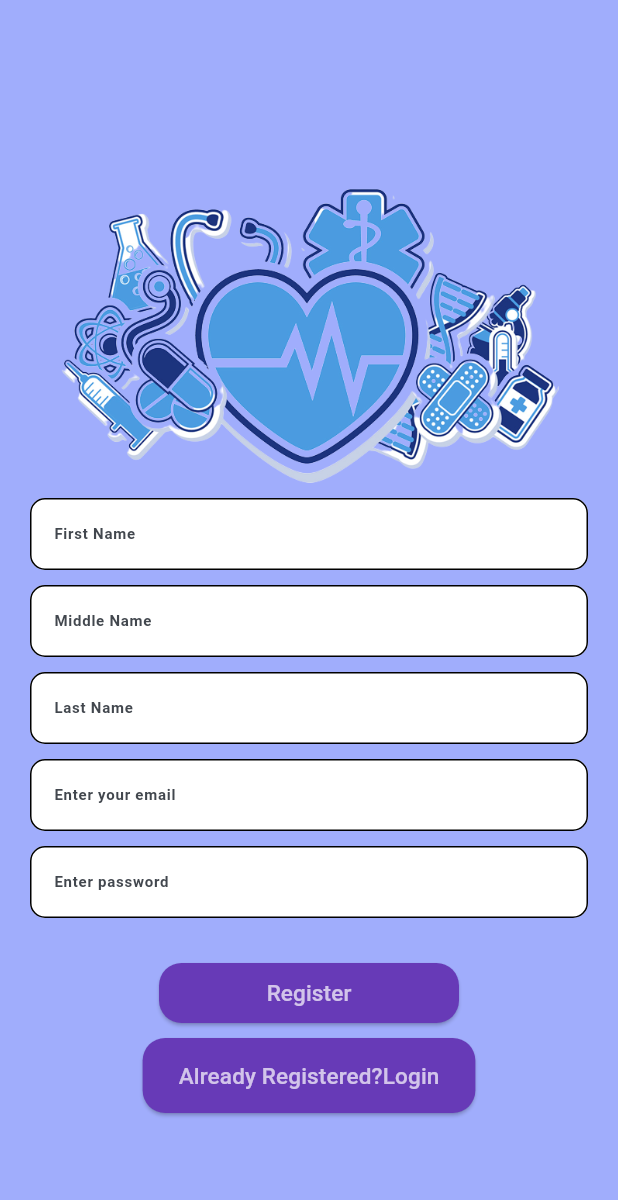
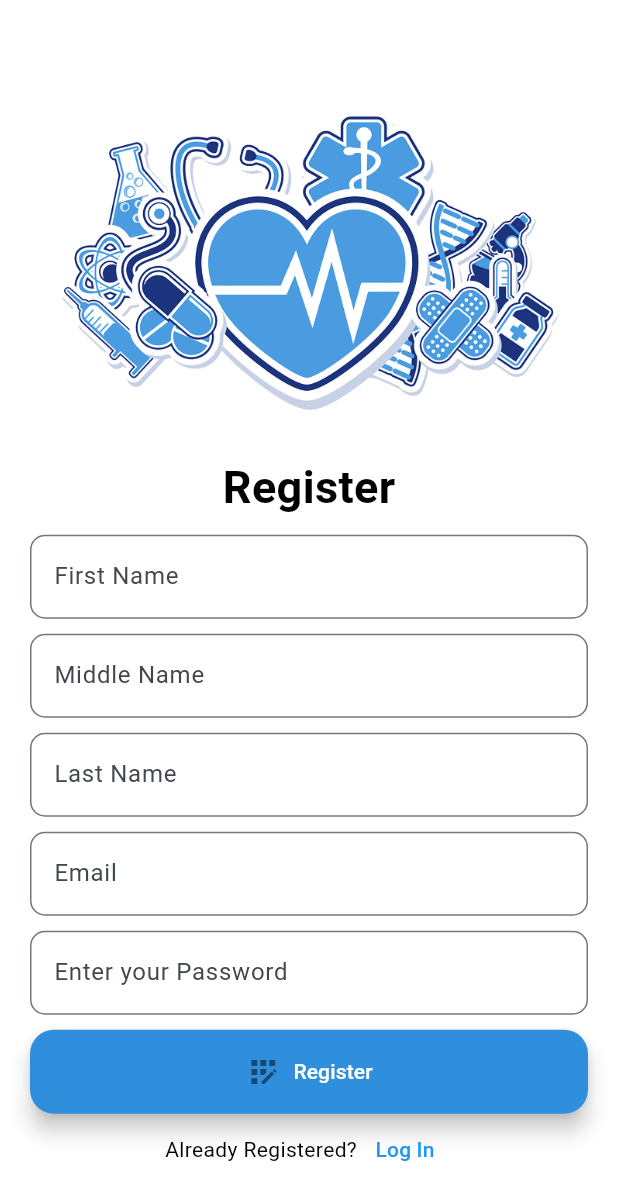
Before and after one commit to Health-Care2023/Arogya, a Flutter app: the RegisterView screen opened by its route, on a phone screen of 412 x 824 dp. Shown: the top 1200 px of the screen. Run offline on Flutter 3.47's test engine with Material 2 defaults, Android fonts, the phone set to English and light mode, and no system bars; our stand-ins replace animated_text_kit, firebase_auth, firebase_core, flutter_spinkit, pinput, speech_to_text and 1 more; accounts and stored records are empty.

Commit message:
Register UI Updated

```diff
--- a/lib/main.dart
+++ b/lib/main.dart
@@ -75,7 +75,7 @@ class HomePage extends StatelessWidget {
               return const LoginView();
             }
           // final sol = user?.emailVerified ?? false;
-          // if (sol) {
+          // if (sol) {en
           //   print("The User is verified");
           //   return const Text('Done');
           // } else {
--- a/lib/views/notes/notes_view.dart
+++ b/lib/views/notes/notes_view.dart
@@ -1,13 +1,8 @@
 import 'package:flutter/material.dart';
-import 'package:hello/constants/constants.dart';
 import 'package:hello/services/auth/auth_service.dart';
-import 'package:hello/services/crud/notes_service.dart';
 import 'package:hello/views/profile_view.dart';
-
+import 'package:hello/db/database_helper.dart';
 import '../../constants/routes.dart';
-import '../../enum/menu_action.dart';
-
-import 'package:hello/db/database_helper.dart';
 
 class NotesView extends StatefulWidget {
   const NotesView({super.key});
@@ -19,16 +14,24 @@ class NotesView extends StatefulWidget {
 class _NotesViewState extends State<NotesView> {
   String get userEmail => Authservice.firebase().currentUser!.email!;
   late final SQLHelper _sqlHelper;
-  late final NotesService _notesService;
   Map<String, dynamic>? patient;
   int currentPageIndex = 0;
+  String? _name;
+  String? _email;
 
   @override
   void initState() {
     _sqlHelper = SQLHelper();
-    _notesService = NotesService();
+    refreshJournals();
+    super.initState();
+  }
 
-    super.initState();
+  void refreshJournals() async {
+    DatabaseUser user = await _sqlHelper.getUser(email: userEmail);
+    setState(() {
+      _name = user.name;
+      _email = user.email;
+    });
   }
 
   @override
@@ -110,14 +113,14 @@ class _NotesViewState extends State<NotesView> {
                     Icon(Icons.account_circle_rounded, size: 100),
                     const SizedBox(height: 10),
                     Text(
-                      userEmail,
+                      _name.toString(),
                       style: const TextStyle(
                         fontSize: 20,
                         fontWeight: FontWeight.bold,
                       ),
                     ),
                     Text(
-                      userEmail,
+                      _email.toString(),
                       style: const TextStyle(
                         fontSize: 15,
                       ),
--- a/lib/views/profile_view.dart
+++ b/lib/views/profile_view.dart
@@ -99,11 +99,12 @@ class _ProfileViewState extends State<ProfileView> {
     return Scaffold(
         appBar: AppBar(
           title: Text("Your Profile"),
-          backgroundColor: Colors.purple,
+          backgroundColor: Color.fromARGB(255, 5, 14, 82),
+          foregroundColor: Colors.white,
         ),
         body: SingleChildScrollView(
             child: Container(
-          color: Color.fromARGB(255, 160, 173, 252),
+          color: Colors.white,
           alignment: Alignment.center,
           child: Container(
             margin: EdgeInsets.only(left: 20, right: 20),
@@ -111,11 +112,7 @@ class _ProfileViewState extends State<ProfileView> {
               mainAxisAlignment: MainAxisAlignment.start,
               children: [
                 const SizedBox(height: 20),
-                Image.asset(
-                  'asset/healthcare.png',
-                  width: double.infinity,
-                  height: 200,
-                ),
+                const Icon(Icons.account_circle_rounded, size: 150),
                 const SizedBox(height: 10),
                 TextField(
                   controller: _email,
@@ -475,7 +472,14 @@ class _ProfileViewState extends State<ProfileView> {
                       fontSize: 10, fontWeight: FontWeight.w700),
                 ),
                 const SizedBox(height: 10),
-                ElevatedButton(
+                FloatingActionButton.extended(
+                  extendedPadding: EdgeInsets.only(left: 150, right: 150),
+                  label: const Text(
+                    'Update',
+                    style: TextStyle(color: Colors.white),
+                  ), // <-- Text
+                  backgroundColor: Color.fromARGB(255, 48, 143, 221),
+                  icon: new Icon(Icons.update),
                   onPressed: () async {
                     Map<String, dynamic> patient = {
                       'name':
@@ -495,8 +499,7 @@ class _ProfileViewState extends State<ProfileView> {
                       'dateofbirth': _dob.text
                     };
                     await _sqlhelper.updateItem(
-                        name:
-                            _firstname.text + _middlename.text + _lastname.text,
+                      name: _firstname.text + _middlename.text + _lastname.text,
                       email: _email.text,
                       aadhar_no: _aadharNo.text,
                       gender: _gender.text,
@@ -511,7 +514,7 @@ class _ProfileViewState extends State<ProfileView> {
                       wardNo: _wordno.text,
                     );
                   },
-                    child: Text("hello"))
+                ),
               ],
             ),
           ),
--- a/lib/views/register_view.dart
+++ b/lib/views/register_view.dart
@@ -18,58 +18,22 @@ class _RegisterViewState extends State<RegisterView> {
   late final TextEditingController _firstname;
   late final TextEditingController _lastname;
   late final TextEditingController _middlename;
-  // late final TextEditingController _countrycode;
-  // late final TextEditingController _phone1;
-  // late final TextEditingController _phone2;
-  // late final TextEditingController _profession;
   late final TextEditingController _email;
-  // late final TextEditingController _aadharNo;
-  // late final TextEditingController _gender;
   late final TextEditingController _pass;
-  // late final TextEditingController _dob;
-  // late final TextEditingController _address1;
-  // late final TextEditingController _address2;
-  // late final TextEditingController _address3;
-  // late final TextEditingController _wordno;
-  // late final TextEditingController _district;
-  // late final TextEditingController _pincode;
 
-  //TextEditingController();
   @override
   void initState() {
-    // TODO: implement initState
     _sqlHelper = SQLHelper();
     _firstname = TextEditingController();
     _lastname = TextEditingController();
     _middlename = TextEditingController();
-    // _countrycode = TextEditingController();
-    // _phone1 = TextEditingController();
-    // _phone2 = TextEditingController();
     _email = TextEditingController();
     _pass = TextEditingController();
-    // _aadharNo = TextEditingController();
-    // _gender = TextEditingController();
-    // _profession = TextEditingController();
-    // _address1 = TextEditingController();
-    // _address2 = TextEditingController();
-    // _address3 = TextEditingController();
-    // _wordno = TextEditingController();
-    // _district = TextEditingController();
-    // _pincode = TextEditingController();
-    // _dob = TextEditingController();
-    // _firstname.text = "";
-    // _middlename.text = "";
-    // _lastname.text = "";
-    // _dob.text = "";
-    // _gender.text = 'Male';
-    // _profession.text = 'Service';
-    // _countrycode.text = "+91";
     super.initState();
   }
 
   @override
   void dispose() {
-    // TODO: implement dispose
     _email.dispose();
     _pass.dispose();
     super.dispose();
@@ -79,7 +43,7 @@ class _RegisterViewState extends State<RegisterView> {
   Widget build(BuildContext context) {
     return Scaffold(
         body: Container(
-      color: Color.fromARGB(255, 160, 173, 252),
+      color: Colors.white,
       alignment: Alignment.center,
       child: Container(
         margin: EdgeInsets.only(left: 20, right: 20),
@@ -93,108 +57,160 @@ class _RegisterViewState extends State<RegisterView> {
                 width: double.infinity,
                 height: 200,
               ),
+              const SizedBox(height: 30),
+              const Text("Register",
+                  style: TextStyle(
+                      fontSize: 30,
+                      fontWeight: FontWeight.w700,
+                      color: Colors.black)),
               const SizedBox(height: 10),
-              TextField(
+              SizedBox(
+                child: TextField(
                   controller: _firstname,
                   enableSuggestions: false,
                   autocorrect: false,
-                keyboardType: TextInputType.emailAddress,
-                decoration: InputDecoration(
-                  hintText: 'First Name',
-                  border: InputBorder.none,
-                  filled: true,
-                  fillColor: Colors.white,
-                  enabledBorder: OutlineInputBorder(
-                    borderSide: BorderSide(width: 1, color: Colors.black),
-                    borderRadius: BorderRadius.circular(10),
+                  keyboardType: TextInputType.name,
+                  decoration: const InputDecoration(
+                    border: OutlineInputBorder(
+                      borderSide: BorderSide(width: 5, color: Colors.black),
+                      borderRadius: BorderRadius.all(Radius.circular(10)),
+                    ),
+                    labelText: 'First Name',
                   ),
                 ),
-                style:
-                    const TextStyle(fontSize: 10, fontWeight: FontWeight.w700),
               ),
               const SizedBox(height: 10),
-              TextField(
+              SizedBox(
+                child: TextField(
                   controller: _middlename,
                   enableSuggestions: false,
                   autocorrect: false,
-                keyboardType: TextInputType.emailAddress,
-                decoration: InputDecoration(
-                  hintText: 'Middle Name',
-                  border: InputBorder.none,
-                  filled: true,
-                  fillColor: Colors.white,
-                  enabledBorder: OutlineInputBorder(
-                    borderSide: BorderSide(width: 1, color: Colors.black),
-                    borderRadius: BorderRadius.circular(10),
+                  keyboardType: TextInputType.name,
+                  decoration: const InputDecoration(
+                    border: OutlineInputBorder(
+                      borderSide: BorderSide(width: 5, color: Colors.black),
+                      borderRadius: BorderRadius.all(Radius.circular(10)),
+                    ),
+                    labelText: 'Middle Name',
                   ),
                 ),
-                style:
-                    const TextStyle(fontSize: 10, fontWeight: FontWeight.w700),
               ),
               const SizedBox(height: 10),
-              TextField(
+              SizedBox(
+                child: TextField(
                   controller: _lastname,
                   enableSuggestions: false,
                   autocorrect: false,
-                keyboardType: TextInputType.emailAddress,
-                decoration: InputDecoration(
-                  hintText: 'Last Name',
-                  border: InputBorder.none,
-                  filled: true,
-                  fillColor: Colors.white,
-                  enabledBorder: OutlineInputBorder(
-                    borderSide: BorderSide(width: 1, color: Colors.black),
-                    borderRadius: BorderRadius.circular(10),
+                  keyboardType: TextInputType.name,
+                  decoration: const InputDecoration(
+                    border: OutlineInputBorder(
+                      borderSide: BorderSide(width: 5, color: Colors.black),
+                      borderRadius: BorderRadius.all(Radius.circular(10)),
+                    ),
+                    labelText: 'Last Name',
                   ),
                 ),
-                style:
-                    const TextStyle(fontSize: 10, fontWeight: FontWeight.w700),
               ),
-              const SizedBox(
-                height: 10,
-              ),
-              TextField(
+              const SizedBox(height: 10),
+              SizedBox(
+                child: TextField(
                   controller: _email,
                   enableSuggestions: false,
                   autocorrect: false,
-                keyboardType: TextInputType.emailAddress,
-                decoration: InputDecoration(
-                  hintText: 'Enter your email',
-                  border: InputBorder.none,
-                  filled: true,
-                  fillColor: Colors.white,
-                  enabledBorder: OutlineInputBorder(
-                    borderSide: BorderSide(width: 1, color: Colors.black),
-                    borderRadius: BorderRadius.circular(10),
+                  keyboardType: TextInputType.name,
+                  decoration: const InputDecoration(
+                    border: OutlineInputBorder(
+                      borderSide: BorderSide(width: 5, color: Colors.black),
+                      borderRadius: BorderRadius.all(Radius.circular(10)),
+                    ),
+                    labelText: 'Email',
                   ),
                 ),
-                style:
-                    const TextStyle(fontSize: 10, fontWeight: FontWeight.w700),
               ),
               const SizedBox(height: 10),
-              TextField(
+              SizedBox(
+                child: TextField(
                   controller: _pass,
                   obscureText: true,
                   enableSuggestions: false,
                   autocorrect: false,
-                decoration: InputDecoration(
-                  hintText: 'Enter password',
-                  border: InputBorder.none,
-                  filled: true,
-                  fillColor: Colors.white,
-                  enabledBorder: OutlineInputBorder(
-                    borderSide: BorderSide(width: 1, color: Colors.black),
-                    borderRadius: BorderRadius.circular(10),
+                  decoration: const InputDecoration(
+                    border: OutlineInputBorder(
+                      borderSide: BorderSide(width: 5, color: Colors.black),
+                      borderRadius: BorderRadius.all(Radius.circular(10)),
+                    ),
+                    labelText: 'Enter your Password',
                   ),
                 ),
-                style:
-                    const TextStyle(fontSize: 10, fontWeight: FontWeight.w700),
               ),
-              const SizedBox(height: 30),
-              SizedBox(
-                  height: 40,
-                  width: 200,
-                  child: ElevatedButton(
+              const SizedBox(height: 10),
+              // TextField(
+              //   controller: _lastname,
+              //   enableSuggestions: false,
+              //   autocorrect: false,
+              //   keyboardType: TextInputType.emailAddress,
+              //   decoration: InputDecoration(
+              //     hintText: 'Last Name',
+              //     border: InputBorder.none,
+              //     filled: true,
+              //     fillColor: Colors.white,
+              //     enabledBorder: OutlineInputBorder(
+              //       borderSide: BorderSide(width: 1, color: Colors.black),
+              //       borderRadius: BorderRadius.circular(10),
+              //     ),
+              //   ),
+              //   style:
+              //       const TextStyle(fontSize: 10, fontWeight: FontWeight.w700),
+              // ),
+              // const SizedBox(
+              //   height: 10,
+              // ),
+              // TextField(
+              //   controller: _email,
+              //   enableSuggestions: false,
+              //   autocorrect: false,
+              //   keyboardType: TextInputType.emailAddress,
+              //   decoration: InputDecoration(
+              //     hintText: 'Enter your email',
+              //     border: InputBorder.none,
+              //     filled: true,
+              //     fillColor: Colors.white,
+              //     enabledBorder: OutlineInputBorder(
+              //       borderSide: BorderSide(width: 1, color: Colors.black),
+              //       borderRadius: BorderRadius.circular(10),
+              //     ),
+              //   ),
+              //   style:
+              //       const TextStyle(fontSize: 10, fontWeight: FontWeight.w700),
+              // ),
+              // const SizedBox(height: 10),
+              // TextField(
+              //   controller: _pass,
+              //   obscureText: true,
+              //   enableSuggestions: false,
+              //   autocorrect: false,
+              //   decoration: InputDecoration(
+              //     hintText: 'Enter password',
+              //     border: InputBorder.none,
+              //     filled: true,
+              //     fillColor: Colors.white,
+              //     enabledBorder: OutlineInputBorder(
+              //       borderSide: BorderSide(width: 1, color: Colors.black),
+              //       borderRadius: BorderRadius.circular(10),
+              //     ),
+              //   ),
+              //   style:
+              //       const TextStyle(fontSize: 10, fontWeight: FontWeight.w700),
+              // ),
+              // const SizedBox(height: 30),
+              FloatingActionButton.extended(
+                extendedPadding: EdgeInsets.only(left: 150, right: 150),
+                label: const Text(
+                  'Register',
+                  style: TextStyle(color: Colors.white),
+                ), // <-- Text
+                backgroundColor: Color.fromARGB(255, 48, 143, 221),
+                icon: new Icon(Icons.app_registration),
                 onPressed: () async {
                   final email = _email.text;
                   final pass = _pass.text;
@@ -224,40 +240,37 @@ class _RegisterViewState extends State<RegisterView> {
                   } on WeakPasswordException {
                     await showErrorDialog(context, 'Weak password');
                   } on EmailAlreadyInUseException {
-                          await showErrorDialog(
-                              context, 'email-already-in-use');
+                    await showErrorDialog(context, 'email-already-in-use');
                   } on InvalidEmailException {
-                          await showErrorDialog(
-                              context, 'Invalid Email Address');
+                    await showErrorDialog(context, 'Invalid Email Address');
                   } on GenericException {
                     await showErrorDialog(context, 'Failed to register');
                   }
                 },
-                      child: const Text('Register',
-                          style: TextStyle(fontSize: 15)),
-                      style: ElevatedButton.styleFrom(
-                        primary: Colors.deepPurple,
-                        onPrimary: Colors.white70,
-                        shape: RoundedRectangleBorder(
-                            borderRadius: BorderRadius.circular(15.0)),
-                        minimumSize: Size(150, 20),
-                      ))),
-              SizedBox(height: 10),
-              SizedBox(
-                  child: ElevatedButton(
+              ),
+              Row(
+                mainAxisAlignment: MainAxisAlignment.center,
+                children: [
+                  const Text(
+                    'Already Registered?',
+                    style: TextStyle(
+                      color: Colors.black,
+                    ),
+                  ),
+                  TextButton(
                     onPressed: () {
                       Navigator.of(context).pushNamedAndRemoveUntil(
                           loginroute, (route) => false);
                     },
-                      child: const Text('Already Registered?Login',
-                          style: TextStyle(fontSize: 15)),
-                      style: ElevatedButton.styleFrom(
-                        primary: Colors.deepPurple,
-                        onPrimary: Colors.white70,
-                        shape: RoundedRectangleBorder(
-                            borderRadius: BorderRadius.circular(15.0)),
-                        minimumSize: Size(180, 50),
-                      ))),
+                    child: const Text(
+                      'Log In',
+                      style: TextStyle(
+                        color: Colors.blue,
+                      ),
+                    ),
+                  ),
+                ],
+              )
             ],
           ),
         ),
```
Lines whose indentation alone changed are shown as unchanged.
